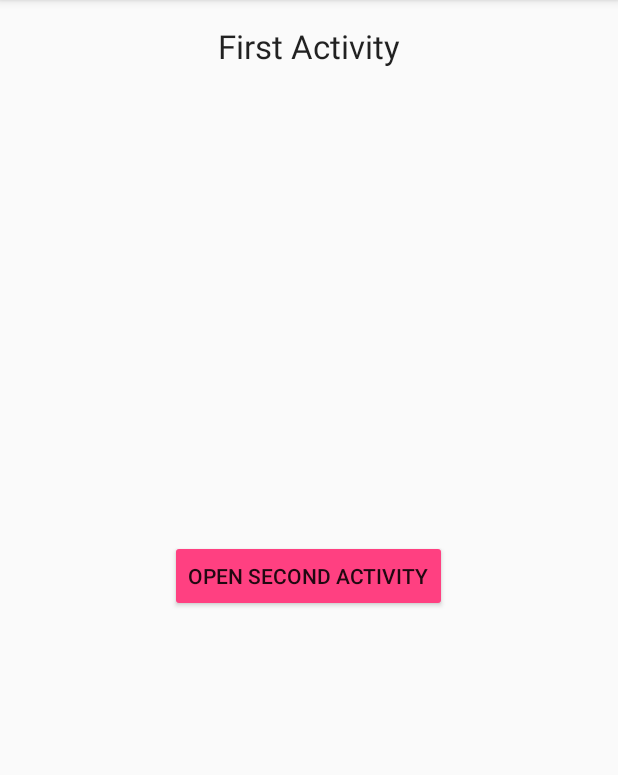
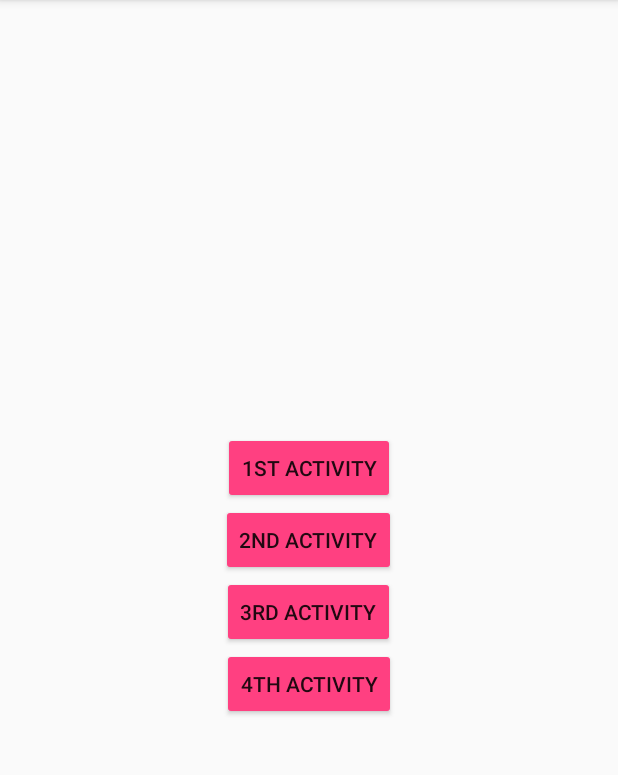
Before and after one commit to simonpercic/AirCycle, an Android app: the screen it shows after launch (FirstActivity before the commit, MainActivity after it), on a phone screen of 412 x 824 dp, the part 84-859 px from its top. Run offline under Robolectric (Android 15) with nearby library versions, the phone set to English and light mode, and no system bars; our stand-ins replace ButterKnife, Timber; libraries missing offline, so code that uses them is left out: com.squareup.leakcanary; 2 statements that could not run were skipped.

Commit message:
Four activities example, Main activity

```diff
--- /dev/null
+++ b/example/src/main/java/com/github/simonpercic/aircycle/activity/MainActivity.java
@@ -0,0 +1,39 @@
+package com.github.simonpercic.aircycle.activity;
+
+import android.os.Bundle;
+import android.support.v7.app.AppCompatActivity;
+
+import com.github.simonpercic.aircycle.R;
+import com.github.simonpercic.aircycle.activity.a1.FirstActivity;
+import com.github.simonpercic.aircycle.activity.a4.FourthActivity;
+import com.github.simonpercic.aircycle.activity.a2.SecondActivity;
+import com.github.simonpercic.aircycle.activity.a3.ThirdActivity;
+
+import butterknife.ButterKnife;
+import butterknife.OnClick;
+
+public class MainActivity extends AppCompatActivity {
+
+    @Override
+    protected void onCreate(Bundle savedInstanceState) {
+        super.onCreate(savedInstanceState);
+        setContentView(R.layout.activity_main);
+        ButterKnife.bind(this);
+    }
+
+    @OnClick(R.id.btn_open_first) void onBtnOpenFirstClicked() {
+        startActivity(FirstActivity.getIntent(this));
+    }
+
+    @OnClick(R.id.btn_open_second) void onBtnOpenSecondClicked() {
+        startActivity(SecondActivity.getIntent(this));
+    }
+
+    @OnClick(R.id.btn_open_third) void onBtnOpenThirdClicked() {
+        startActivity(ThirdActivity.getIntent(this));
+    }
+
+    @OnClick(R.id.btn_open_fourth) void onBtnOpenFourthClicked() {
+        startActivity(FourthActivity.getIntent(this));
+    }
+}
--- a/example/src/main/java/com/github/simonpercic/aircycle/activity/first/FirstActivity.java
+++ /dev/null
@@ -1,33 +0,0 @@
-package com.github.simonpercic.aircycle.activity.first;
-
-import android.support.v7.app.AppCompatActivity;
-import android.os.Bundle;
-
-import com.github.simonpercic.aircycle.logger.ActivityLifecycleLogger;
-import com.github.simonpercic.aircycle.R;
-import com.github.simonpercic.aircycle.activity.second.SecondActivity;
-
-import butterknife.ButterKnife;
-import butterknife.OnClick;
-
-/**
- * @author Simon Percic <a href="https://github.com/simonpercic">https://github.com/simonpercic</a>
- */
-public class FirstActivity extends AppCompatActivity {
-
-    ActivityLifecycleLogger lifecycleLogger;
-
-    @Override
-    protected void onCreate(Bundle savedInstanceState) {
-        TestFirstActivityAirCycle.bind(this);
-        super.onCreate(savedInstanceState);
-        setContentView(R.layout.activity_first);
-        ButterKnife.bind(this);
-
-        lifecycleLogger = new ActivityLifecycleLogger();
-    }
-
-    @OnClick(R.id.btn_open_second) void onBtnOpenSecondActivityClicked() {
-        startActivity(SecondActivity.getIntent(this));
-    }
-}
--- a/example/src/main/java/com/github/simonpercic/aircycle/lib/ActivityAirCycle.java
+++ b/example/src/main/java/com/github/simonpercic/aircycle/lib/ActivityAirCycle.java
@@ -1,5 +1,8 @@
 package com.github.simonpercic.aircycle.lib;
 
+/**
+ * @author Simon Percic <a href="https://github.com/simonpercic">https://github.com/simonpercic</a>
+ */
 public interface ActivityAirCycle {
 
     void onCreate();
--- a/example/src/main/java/com/github/simonpercic/aircycle/lib/ActivityBundleAirCycle.java
+++ b/example/src/main/java/com/github/simonpercic/aircycle/lib/ActivityBundleAirCycle.java
@@ -2,6 +2,9 @@ package com.github.simonpercic.aircycle.lib;
 
 import android.os.Bundle;
 
+/**
+ * @author Simon Percic <a href="https://github.com/simonpercic">https://github.com/simonpercic</a>
+ */
 public interface ActivityBundleAirCycle {
 
     void onCreate(Bundle savedInstanceState);
--- a/example/src/main/java/com/github/simonpercic/aircycle/lib/ActivityPassAirCycle.java
+++ b/example/src/main/java/com/github/simonpercic/aircycle/lib/ActivityPassAirCycle.java
@@ -3,6 +3,9 @@ package com.github.simonpercic.aircycle.lib;
 import android.app.Activity;
 import android.os.Bundle;
 
+/**
+ * @author Simon Percic <a href="https://github.com/simonpercic">https://github.com/simonpercic</a>
+ */
 public interface ActivityPassAirCycle<T extends Activity> {
 
     void onCreate(T activity, Bundle savedInstanceState);
--- a/example/src/main/java/com/github/simonpercic/aircycle/logger/ActivityAirCycleLogger.java
+++ b/example/src/main/java/com/github/simonpercic/aircycle/logger/ActivityAirCycleLogger.java
@@ -4,6 +4,9 @@ import com.github.simonpercic.aircycle.lib.ActivityAirCycle;
 
 import timber.log.Timber;
 
+/**
+ * @author Simon Percic <a href="https://github.com/simonpercic">https://github.com/simonpercic</a>
+ */
 public class ActivityAirCycleLogger implements ActivityAirCycle {
 
     @Override public void onCreate() {
--- a/example/src/main/java/com/github/simonpercic/aircycle/logger/ActivityBundleAirCycleLogger.java
+++ b/example/src/main/java/com/github/simonpercic/aircycle/logger/ActivityBundleAirCycleLogger.java
@@ -6,6 +6,9 @@ import com.github.simonpercic.aircycle.lib.ActivityBundleAirCycle;
 
 import timber.log.Timber;
 
+/**
+ * @author Simon Percic <a href="https://github.com/simonpercic">https://github.com/simonpercic</a>
+ */
 public class ActivityBundleAirCycleLogger implements ActivityBundleAirCycle {
 
     @Override public void onCreate(Bundle savedInstanceState) {
--- a/example/src/main/java/com/github/simonpercic/aircycle/logger/ActivityLifecycleLogger.java
+++ b/example/src/main/java/com/github/simonpercic/aircycle/logger/ActivityLifecycleCallbacksLogger.java
@@ -9,7 +9,7 @@ import timber.log.Timber;
 /**
  * @author Simon Percic <a href="https://github.com/simonpercic">https://github.com/simonpercic</a>
  */
-public class ActivityLifecycleLogger implements ActivityLifecycleCallbacks {
+public class ActivityLifecycleCallbacksLogger implements ActivityLifecycleCallbacks {
 
     @Override public void onActivityCreated(Activity activity, Bundle savedInstanceState) {
         Timber.d("onActivityCreated: %s | savedInstanceState: %s", activity, savedInstanceState);
--- a/example/src/main/java/com/github/simonpercic/aircycle/logger/ActivityPassAirCycleLogger.java
+++ b/example/src/main/java/com/github/simonpercic/aircycle/logger/ActivityPassAirCycleLogger.java
@@ -7,6 +7,9 @@ import com.github.simonpercic.aircycle.lib.ActivityPassAirCycle;
 
 import timber.log.Timber;
 
+/**
+ * @author Simon Percic <a href="https://github.com/simonpercic">https://github.com/simonpercic</a>
+ */
 public class ActivityPassAirCycleLogger<T extends Activity> implements ActivityPassAirCycle<T> {
 
     @Override public void onCreate(T activity, Bundle savedInstanceState) {
--- a/example/src/main/res/layout/activity_second.xml
+++ b/example/src/main/res/layout/activity_base.xml
@@ -8,12 +8,12 @@
     android:paddingLeft="@dimen/activity_horizontal_margin"
     android:paddingRight="@dimen/activity_horizontal_margin"
     android:paddingTop="@dimen/activity_vertical_margin"
-    tools:context=".activity.second.SecondActivity">
+    tools:context=".activity.a1.FirstActivity">
 
     <TextView
         style="@style/TextAppearance.AppCompat.Large"
         android:layout_width="wrap_content"
         android:layout_height="wrap_content"
-        android:layout_centerHorizontal="true"
-        android:text="@string/second_activity" />
+        android:layout_centerInParent="true"
+        android:text="@string/app_name" />
 </RelativeLayout>
--- a/example/src/main/res/layout/activity_first.xml
+++ b/example/src/main/res/layout/activity_main.xml
@@ -1,25 +1,35 @@
 <?xml version="1.0" encoding="utf-8"?>
-<RelativeLayout
+<LinearLayout
     xmlns:android="http://schemas.android.com/apk/res/android"
     xmlns:tools="http://schemas.android.com/tools"
     android:layout_width="match_parent"
     android:layout_height="match_parent"
+    android:gravity="center"
+    android:orientation="vertical"
     android:paddingBottom="@dimen/activity_vertical_margin"
     android:paddingLeft="@dimen/activity_horizontal_margin"
     android:paddingRight="@dimen/activity_horizontal_margin"
     android:paddingTop="@dimen/activity_vertical_margin"
-    tools:context=".activity.first.FirstActivity">
+    tools:context=".activity.MainActivity">
 
-    <TextView
-        style="@style/TextAppearance.AppCompat.Large"
-        android:layout_width="wrap_content"
-        android:layout_height="wrap_content"
-        android:layout_centerHorizontal="true"
+    <Button
+        android:id="@+id/btn_open_first"
+        style="@style/Button"
         android:text="@string/first_activity" />
 
     <Button
         android:id="@+id/btn_open_second"
         style="@style/Button"
-        android:layout_centerInParent="true"
-        android:text="@string/btn_open_second_activity" />
-</RelativeLayout>
+        android:text="@string/second_activity" />
+
+    <Button
+        android:id="@+id/btn_open_third"
+        style="@style/Button"
+        android:text="@string/third_activity" />
+
+    <Button
+        android:id="@+id/btn_open_fourth"
+        style="@style/Button"
+        android:text="@string/fourth_activity" />
+
+</LinearLayout>
--- a/example/src/main/res/values/strings.xml
+++ b/example/src/main/res/values/strings.xml
@@ -1,7 +1,8 @@
 <resources>
     <string name="app_name">AirCycle Example</string>
 
-    <string name="first_activity">First Activity</string>
-    <string name="second_activity">Second Activity</string>
-    <string name="btn_open_second_activity">Open second Activity</string>
+    <string name="first_activity">1st Activity</string>
+    <string name="second_activity">2nd Activity</string>
+    <string name="third_activity">3rd Activity</string>
+    <string name="fourth_activity">4th Activity</string>
 </resources>
```
Also changed, not shown: example/src/main/AndroidManifest.xml (+19 -2 lines), example/src/main/java/com/github/simonpercic/aircycle/activity/a1/FirstActivity.java (renamed from example/src/main/java/com/github/simonpercic/aircycle/activity/second/SecondActivity.java, +9 -7 lines), example/src/main/java/com/github/simonpercic/aircycle/activity/a1/TestFirstActivityAirCycle.java (renamed from example/src/main/java/com/github/simonpercic/aircycle/activity/first/TestFirstActivityAirCycle.java, +8 -8 lines), example/src/main/java/com/github/simonpercic/aircycle/activity/a2/SecondActivity.java (added, +28 -0 lines), example/src/main/java/com/github/simonpercic/aircycle/activity/a2/TestSecondActivityAirCycle.java (renamed from example/src/main/java/com/github/simonpercic/aircycle/activity/second/TestSecondActivityAirCycle.java, +8 -8 lines), example/src/main/java/com/github/simonpercic/aircycle/activity/a3/ThirdActivity.java (added, +28 -0 lines), example/src/main/java/com/github/simonpercic/aircycle/activity/a4/FourthActivity.java (added, +25 -0 lines).
